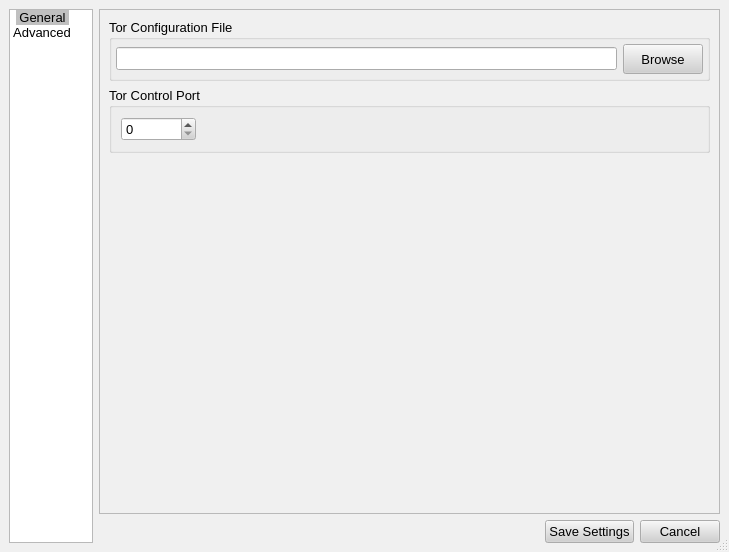
This is src/gui/configdialog/configdialog.ui in a-ilin/vidalia as Qt 5 draws it before an edit. The edited form follows.
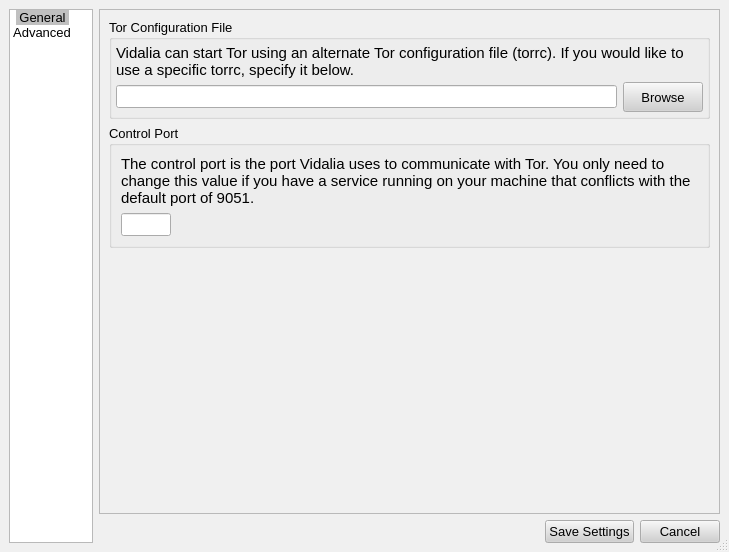
This is the edited form. The open tabs and pages were chosen to show the change. Icons and pictures are not drawn.

Commit message:
Add some semi-helpful text on the Advanced page of the config dialog. Make the control port a regular edit box instead of a spinbox. Designer really made this harder than it should've been.
svn:r266

The edit to the form file:
```diff
--- a/src/gui/configdialog/configdialog.ui
+++ b/src/gui/configdialog/configdialog.ui
@@ -12,6 +12,12 @@
     <height>552</height>
    </rect>
   </property>
+  <property name="minimumSize" >
+   <size>
+    <width>350</width>
+    <height>275</height>
+   </size>
+  </property>
   <property name="palette" >
    <palette>
     <active>
@@ -552,6 +558,27 @@
             <property name="spacing" >
              <number>3</number>
             </property>
+            <item>
+             <widget class="QLabel" name="lblTorConfig" >
+              <property name="font" >
+               <font>
+                <family>Arial</family>
+                <pointsize>11</pointsize>
+                <weight>50</weight>
+                <italic>false</italic>
+                <bold>false</bold>
+                <underline>false</underline>
+                <strikeout>false</strikeout>
+               </font>
+              </property>
+              <property name="text" >
+               <string>Vidalia can start Tor using an alternate Tor configuration file (torrc). If you would like to use a specific torrc, specify it below.</string>
+              </property>
+              <property name="wordWrap" >
+               <bool>true</bool>
+              </property>
+             </widget>
+            </item>
             <item>
              <layout class="QHBoxLayout" >
               <property name="margin" >
@@ -606,7 +633,7 @@
             <enum>Qt::NoContextMenu</enum>
            </property>
            <property name="title" >
-            <string>Tor Control Port</string>
+            <string>Control Port</string>
            </property>
            <layout class="QVBoxLayout" >
             <property name="margin" >
@@ -616,21 +643,65 @@
              <number>6</number>
             </property>
             <item>
-             <widget class="QSpinBox" name="spnbxTorPort" >
-              <property name="maximumSize" >
-               <size>
-                <width>75</width>
-                <height>16777215</height>
-               </size>
+             <widget class="QLabel" name="label" >
+              <property name="font" >
+               <font>
+                <family>Arial</family>
+                <pointsize>11</pointsize>
+                <weight>50</weight>
+                <italic>false</italic>
+                <bold>false</bold>
+                <underline>false</underline>
+                <strikeout>false</strikeout>
+               </font>
               </property>
-              <property name="contextMenuPolicy" >
-               <enum>Qt::NoContextMenu</enum>
+              <property name="text" >
+               <string>The control port is the port Vidalia uses to communicate with Tor. You only need to change this value if you have a service running on your machine that conflicts with the default port of 9051.</string>
               </property>
-              <property name="maximum" >
-               <number>10000</number>
+              <property name="wordWrap" >
+               <bool>true</bool>
               </property>
              </widget>
             </item>
+            <item>
+             <layout class="QHBoxLayout" >
+              <property name="margin" >
+               <number>0</number>
+              </property>
+              <property name="spacing" >
+               <number>6</number>
+              </property>
+              <item>
+               <widget class="QLineEdit" name="lineControlPort" >
+                <property name="maximumSize" >
+                 <size>
+                  <width>50</width>
+                  <height>50</height>
+                 </size>
+                </property>
+                <property name="maxLength" >
+                 <number>5</number>
+                </property>
+                <property name="alignment" >
+                 <set>Qt::AlignRight</set>
+                </property>
+               </widget>
+              </item>
+              <item>
+               <spacer>
+                <property name="orientation" >
+                 <enum>Qt::Horizontal</enum>
+                </property>
+                <property name="sizeHint" >
+                 <size>
+                  <width>40</width>
+                  <height>20</height>
+                 </size>
+                </property>
+               </spacer>
+              </item>
+             </layout>
+            </item>
            </layout>
           </widget>
          </item>
```
Left out of the diff: 8 changed lines with no effect on the pictures.
